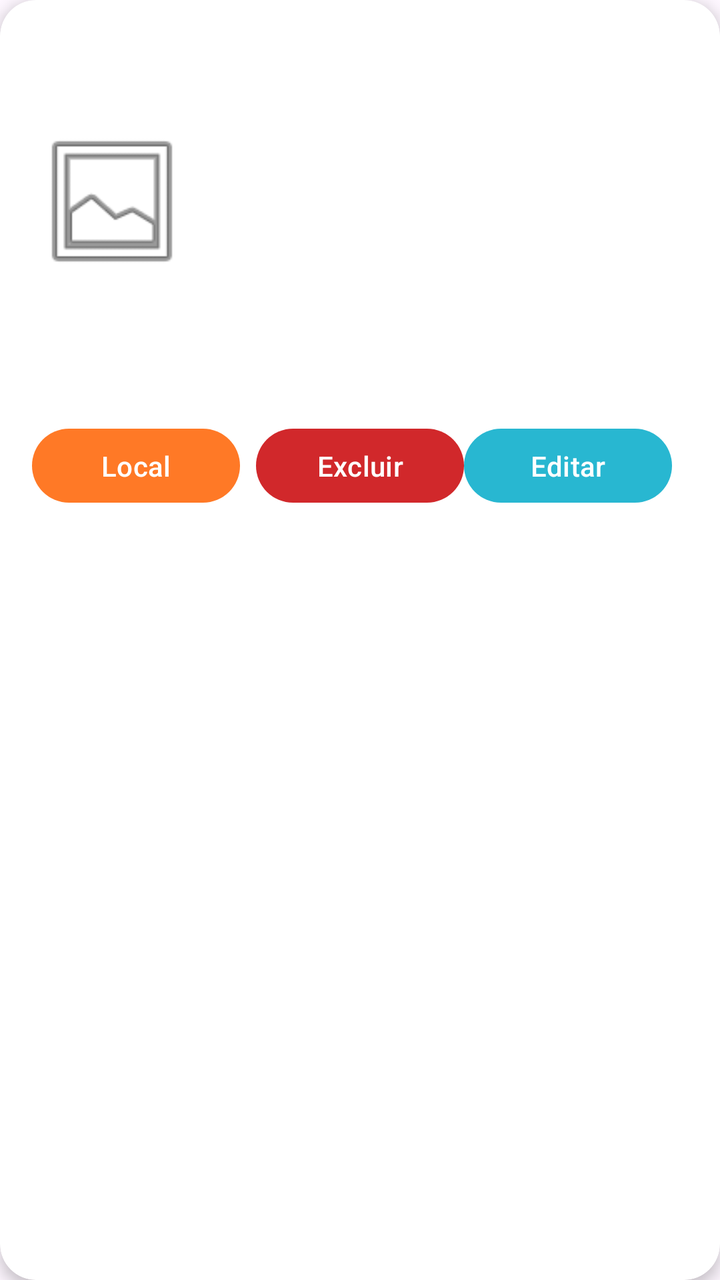
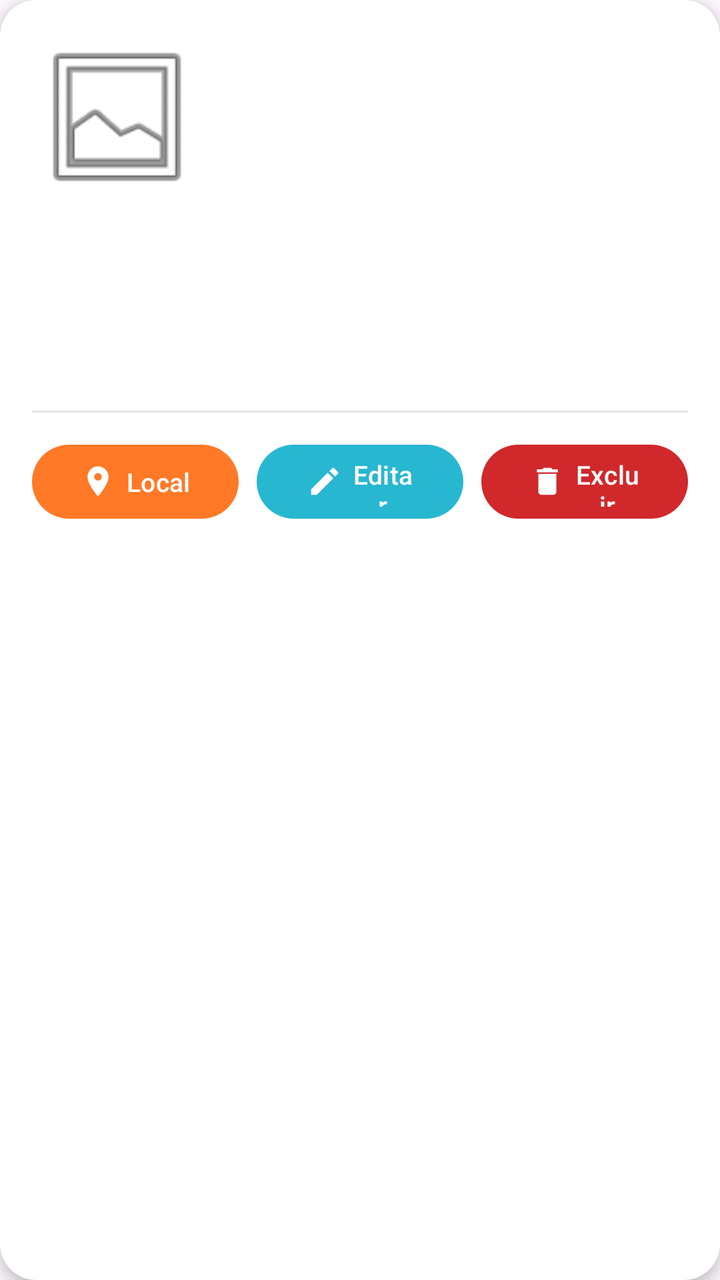

Compare the two renders of this Android layout. The source of the first and the diff that turns it into the second are given below.
<!-- AndroidManifest.xml: application theme Theme.CaesPerdidos -->
<!-- res/layout/item_cachorro.xml -->
<?xml version="1.0" encoding="utf-8"?>
<androidx.cardview.widget.CardView
    xmlns:android="http://schemas.android.com/apk/res/android"
    xmlns:app="http://schemas.android.com/apk/res-auto"
    android:layout_width="match_parent"
    android:layout_height="wrap_content"
    android:layout_marginHorizontal="24dp"
    android:layout_marginVertical="8dp"
    app:cardCornerRadius="18dp"
    app:cardBackgroundColor="#FFFFFF"
    app:cardElevation="4dp">

    <LinearLayout
        android:layout_width="match_parent"
        android:layout_height="wrap_content"
        android:orientation="vertical"
        android:padding="16dp">


        <LinearLayout
            android:layout_width="match_parent"
            android:layout_height="wrap_content"
            android:orientation="horizontal"
            android:gravity="center_vertical">

            <ImageView
                android:id="@+id/imgDog"
                android:layout_width="80dp"
                android:layout_height="80dp"
                android:layout_marginEnd="16dp"
                android:scaleType="centerCrop"
                android:src="@android:drawable/ic_menu_gallery"/>

            <LinearLayout
                android:layout_width="0dp"
                android:layout_height="wrap_content"
                android:layout_weight="1"
                android:orientation="vertical">

                <TextView
                    android:id="@+id/txtNome"
                    android:layout_width="wrap_content"
                    android:layout_height="wrap_content"
                    android:textSize="22sp"
                    android:textStyle="bold"
                    android:textColor="#6C6C6C"/>

                <TextView
                    android:id="@+id/txtRaca"
                    android:layout_width="wrap_content"
                    android:layout_height="wrap_content"
                    android:layout_marginTop="6dp"
                    android:textColor="#6C6C6C"/>

                <TextView
                    android:id="@+id/txtCor"
                    android:layout_width="wrap_content"
                    android:layout_height="wrap_content"
                    android:layout_marginTop="4dp"
                    android:textColor="#6C6C6C"/>

                <TextView
                    android:id="@+id/txtDescricao"
                    android:layout_width="wrap_content"
                    android:layout_height="wrap_content"
                    android:layout_marginTop="4dp"
                    android:textColor="#6C6C6C"/>

                <TextView
                    android:id="@+id/txtLocalizacao"
                    android:layout_width="wrap_content"
                    android:layout_height="wrap_content"
                    android:layout_marginTop="4dp"
                    android:textColor="#6C6C6C"/>

                <TextView
                    android:id="@+id/txtTelefone"
                    android:layout_width="wrap_content"
                    android:layout_height="wrap_content"
                    android:layout_marginTop="4dp"
                    android:textColor="#6C6C6C"/>

                <TextView
                    android:id="@+id/txtTutor"
                    android:layout_width="wrap_content"
                    android:layout_height="wrap_content"
                    android:layout_marginTop="4dp"
                    android:textColor="#6C6C6C"/>

            </LinearLayout>

        </LinearLayout>


        <View
            android:layout_width="match_parent"
            android:layout_height="1dp"
            android:layout_marginVertical="12dp"
            android:background="#40FFFFFF"/>


        <LinearLayout
            android:layout_width="match_parent"
            android:layout_height="wrap_content"
            android:orientation="horizontal">

            <com.google.android.material.button.MaterialButton
                android:id="@+id/btnMapa"
                android:layout_width="0dp"
                android:layout_height="45dp"
                android:layout_weight="1"
                android:layout_marginEnd="8dp"
                android:text="Local"
                app:cornerRadius="20dp"
                android:textColor="#ffff"
                app:backgroundTint="#FF7926"/>


            <com.google.android.material.button.MaterialButton
                android:id="@+id/btnExcluir"
                android:layout_width="0dp"
                android:layout_height="45dp"
                android:layout_weight="1"
                android:text="Excluir"
                android:textColor="#ffff"
                app:backgroundTint="#D1282B"
                app:cornerRadius="20dp" />

            <com.google.android.material.button.MaterialButton
                android:id="@+id/btnEditar"
                android:layout_width="0dp"
                android:layout_height="45dp"
                android:layout_marginEnd="8dp"
                android:layout_weight="1"
                android:text="Editar"
                android:textColor="#ffff"
                app:backgroundTint="#28B7D1"
                app:cornerRadius="20dp" />

        </LinearLayout>

    </LinearLayout>

</androidx.cardview.widget.CardView>
<!-- resources referenced by this layout -->
<resources>
  <style name="Theme.CaesPerdidos" parent="Base.Theme.CaesPerdidos" />
  <style name="Base.Theme.CaesPerdidos" parent="Theme.Material3.DayNight.NoActionBar">
          
          
      </style>
</resources>

<!-- the commit's change to res/layout/item_cachorro.xml (unified diff, before → after) -->
@@ -4,7 +4,7 @@
     xmlns:app="http://schemas.android.com/apk/res-auto"
     android:layout_width="match_parent"
     android:layout_height="wrap_content"
-    android:layout_marginHorizontal="24dp"
+    android:layout_marginHorizontal="16dp"
     android:layout_marginVertical="8dp"
     app:cardCornerRadius="18dp"
     app:cardBackgroundColor="#FFFFFF"
@@ -21,15 +21,16 @@
             android:layout_width="match_parent"
             android:layout_height="wrap_content"
             android:orientation="horizontal"
-            android:gravity="center_vertical">
+            android:gravity="top">
 
             <ImageView
                 android:id="@+id/imgDog"
-                android:layout_width="80dp"
-                android:layout_height="80dp"
+                android:layout_width="85dp"
+                android:layout_height="85dp"
                 android:layout_marginEnd="16dp"
                 android:scaleType="centerCrop"
-                android:src="@android:drawable/ic_menu_gallery"/>
+                android:src="@android:drawable/ic_menu_gallery"
+                android:contentDescription="Foto do cachorro" />
 
             <LinearLayout
                 android:layout_width="0dp"
@@ -39,103 +40,137 @@
 
                 <TextView
                     android:id="@+id/txtNome"
-                    android:layout_width="wrap_content"
+                    android:layout_width="match_parent"
                     android:layout_height="wrap_content"
-                    android:textSize="22sp"
+                    android:textSize="21sp"
                     android:textStyle="bold"
-                    android:textColor="#6C6C6C"/>
+                    android:textColor="#333333"
+                    android:maxLines="1"
+                    android:ellipsize="end" />
 
                 <TextView
                     android:id="@+id/txtRaca"
-                    android:layout_width="wrap_content"
+                    android:layout_width="match_parent"
                     android:layout_height="wrap_content"
-                    android:layout_marginTop="6dp"
-                    android:textColor="#6C6C6C"/>
+                    android:layout_marginTop="5dp"
+                    android:textSize="14sp"
+                    android:textColor="#666666" />
 
                 <TextView
                     android:id="@+id/txtCor"
-                    android:layout_width="wrap_content"
+                    android:layout_width="match_parent"
                     android:layout_height="wrap_content"
-                    android:layout_marginTop="4dp"
-                    android:textColor="#6C6C6C"/>
+                    android:layout_marginTop="3dp"
+                    android:textSize="14sp"
+                    android:textColor="#666666" />
 
                 <TextView
                     android:id="@+id/txtDescricao"
-                    android:layout_width="wrap_content"
+                    android:layout_width="match_parent"
                     android:layout_height="wrap_content"
-                    android:layout_marginTop="4dp"
-                    android:textColor="#6C6C6C"/>
-
-                <TextView
-                    android:id="@+id/txtLocalizacao"
-                    android:layout_width="wrap_content"
-                    android:layout_height="wrap_content"
-                    android:layout_marginTop="4dp"
-                    android:textColor="#6C6C6C"/>
-
-                <TextView
-                    android:id="@+id/txtTelefone"
-                    android:layout_width="wrap_content"
-                    android:layout_height="wrap_content"
-                    android:layout_marginTop="4dp"
-                    android:textColor="#6C6C6C"/>
-
-                <TextView
-                    android:id="@+id/txtTutor"
-                    android:layout_width="wrap_content"
-                    android:layout_height="wrap_content"
-                    android:layout_marginTop="4dp"
-                    android:textColor="#6C6C6C"/>
+                    android:layout_marginTop="3dp"
+                    android:textSize="14sp"
+                    android:textColor="#666666"
+                    android:maxLines="2"
+                    android:ellipsize="end" />
 
             </LinearLayout>
 
         </LinearLayout>
 
 
+        <TextView
+            android:id="@+id/txtLocalizacao"
+            android:layout_width="match_parent"
+            android:layout_height="wrap_content"
+            android:layout_marginTop="12dp"
+            android:textSize="14sp"
+            android:textColor="#555555"
+            android:maxLines="2"
+            android:ellipsize="end" />
+
+
+        <TextView
+            android:id="@+id/txtTelefone"
+            android:layout_width="match_parent"
+            android:layout_height="wrap_content"
+            android:layout_marginTop="5dp"
+            android:textSize="14sp"
+            android:textColor="#555555" />
+
+
+        <TextView
+            android:id="@+id/txtTutor"
+            android:layout_width="match_parent"
+            android:layout_height="wrap_content"
+            android:layout_marginTop="5dp"
+            android:textSize="14sp"
+            android:textColor="#555555" />
+
+
         <View
             android:layout_width="match_parent"
             android:layout_height="1dp"
-            android:layout_marginVertical="12dp"
-            android:background="#40FFFFFF"/>
-
+            android:layout_marginTop="14dp"
+            android:layout_marginBottom="12dp"
+            android:background="#E5E5E5" />
 
         <LinearLayout
             android:layout_width="match_parent"
             android:layout_height="wrap_content"
-            android:orientation="horizontal">
+            android:orientation="horizontal"
+            android:gravity="center">
 
             <com.google.android.material.button.MaterialButton
                 android:id="@+id/btnMapa"
                 android:layout_width="0dp"
                 android:layout_height="45dp"
                 android:layout_weight="1"
-                android:layout_marginEnd="8dp"
+                android:layout_marginEnd="6dp"
                 android:text="Local"
+                android:textColor="#FFFFFF"
+                android:textSize="13sp"
+                android:textAllCaps="false"
+                app:icon="@drawable/location"
+                app:iconTint="#FFFFFF"
+                app:iconGravity="textStart"
+                app:iconPadding="5dp"
                 app:cornerRadius="20dp"
-                android:textColor="#ffff"
-                app:backgroundTint="#FF7926"/>
+                app:backgroundTint="#FF7926" />
 
+            <com.google.android.material.button.MaterialButton
+                android:id="@+id/btnEditar"
+                android:layout_width="0dp"
+                android:layout_height="45dp"
+                android:layout_weight="1"
+                android:layout_marginHorizontal="3dp"
+                android:text="Editar"
+                android:textColor="#FFFFFF"
+                android:textSize="13sp"
+                android:textAllCaps="false"
+                app:icon="@drawable/edit"
+                app:iconTint="#FFFFFF"
+                app:iconGravity="textStart"
+                app:iconPadding="5dp"
+                app:cornerRadius="20dp"
+                app:backgroundTint="#28B7D1" />
 
             <com.google.android.material.button.MaterialButton
                 android:id="@+id/btnExcluir"
                 android:layout_width="0dp"
                 android:layout_height="45dp"
                 android:layout_weight="1"
+                android:layout_marginStart="6dp"
                 android:text="Excluir"
-                android:textColor="#ffff"
-                app:backgroundTint="#D1282B"
-                app:cornerRadius="20dp" />
-
-            <com.google.android.material.button.MaterialButton
-                android:id="@+id/btnEditar"
-                android:layout_width="0dp"
-                android:layout_height="45dp"
-                android:layout_marginEnd="8dp"
-                android:layout_weight="1"
-                android:text="Editar"
-                android:textColor="#ffff"
-                app:backgroundTint="#28B7D1"
-                app:cornerRadius="20dp" />
+                android:textColor="#FFFFFF"
+                android:textSize="13sp"
+                android:textAllCaps="false"
+                app:icon="@drawable/trash"
+                app:iconTint="#FFFFFF"
+                app:iconGravity="textStart"
+                app:iconPadding="5dp"
+                app:cornerRadius="20dp"
+                app:backgroundTint="#D1282B" />
 
         </LinearLayout>
 
<!-- resource entries referenced after the edit -->
@@ -1,5 +1,23 @@
 <!-- resources referenced by this layout -->
 <resources>
+  <!-- drawable edit (drawable) -->
+  <vector xmlns:android="http://schemas.android.com/apk/res/android" android:height="24dp" android:tint="#FFFFFF" android:viewportHeight="24" android:viewportWidth="24" android:width="24dp">
+        
+      <path android:fillColor="@android:color/white" android:pathData="M3,17.25V21h3.75L17.81,9.94l-3.75,-3.75L3,17.25zM20.71,7.04c0.39,-0.39 0.39,-1.02 0,-1.41l-2.34,-2.34c-0.39,-0.39 -1.02,-0.39 -1.41,0l-1.83,1.83 3.75,3.75 1.83,-1.83z"/>
+      
+  </vector>
+  <!-- drawable location (drawable) -->
+  <vector xmlns:android="http://schemas.android.com/apk/res/android" android:height="24dp" android:tint="#FFFFFF" android:viewportHeight="24" android:viewportWidth="24" android:width="24dp">
+        
+      <path android:fillColor="@android:color/white" android:pathData="M12,2C8.13,2 5,5.13 5,9c0,5.25 7,13 7,13s7,-7.75 7,-13c0,-3.87 -3.13,-7 -7,-7zM12,11.5c-1.38,0 -2.5,-1.12 -2.5,-2.5s1.12,-2.5 2.5,-2.5 2.5,1.12 2.5,2.5 -1.12,2.5 -2.5,2.5z"/>
+      
+  </vector>
+  <!-- drawable trash (drawable) -->
+  <vector xmlns:android="http://schemas.android.com/apk/res/android" android:height="24dp" android:tint="#FFFFFF" android:viewportHeight="24" android:viewportWidth="24" android:width="24dp">
+        
+      <path android:fillColor="@android:color/white" android:pathData="M6,19c0,1.1 0.9,2 2,2h8c1.1,0 2,-0.9 2,-2V7H6v12zM19,4h-3.5l-1,-1h-5l-1,1H5v2h14V4z"/>
+      
+  </vector>
   <style name="Theme.CaesPerdidos" parent="Base.Theme.CaesPerdidos" />
   <style name="Base.Theme.CaesPerdidos" parent="Theme.Material3.DayNight.NoActionBar">
           
